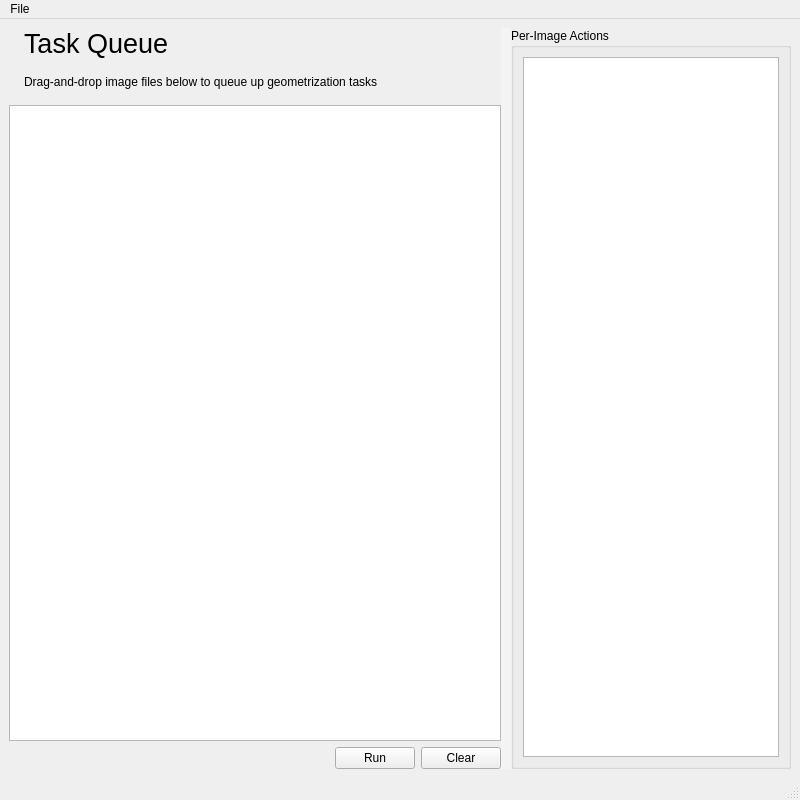
Qt form geometrize/dialog/taskqueuewindow.ui (Tw1ddle/geometrize) before a commit.
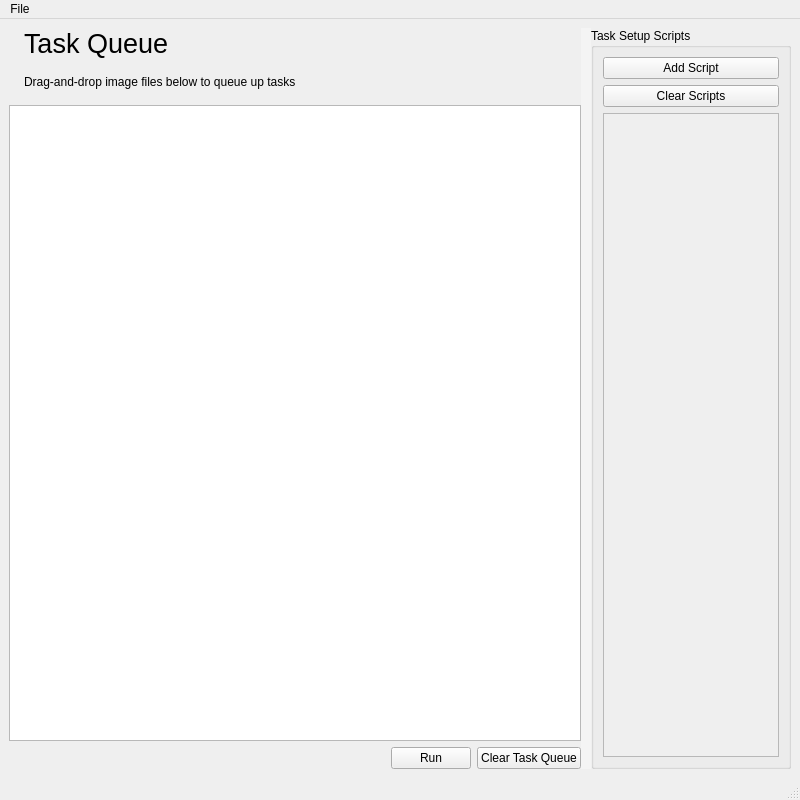
The same form after that commit. Icons and pictures are not drawn.

Commit message: Tweak task queue UI

Diff of the .ui file:
```diff
--- a/geometrize/dialog/taskqueuewindow.ui
+++ b/geometrize/dialog/taskqueuewindow.ui
@@ -177,7 +177,7 @@
             <item>
              <widget class="QLabel" name="label">
               <property name="text">
-               <string>Drag-and-drop image files below to queue up geometrization tasks</string>
+               <string>Drag-and-drop image files below to queue up tasks</string>
               </property>
              </widget>
             </item>
@@ -217,7 +217,7 @@
           <item>
            <widget class="QPushButton" name="clearQueueButton">
             <property name="text">
-             <string>Clear</string>
+             <string>Clear Task Queue</string>
             </property>
            </widget>
           </item>
@@ -236,11 +236,44 @@
         <item>
          <widget class="QGroupBox" name="actionGroupBox">
           <property name="title">
-           <string>Per-Image Actions</string>
+           <string>Task Setup Scripts</string>
           </property>
           <layout class="QVBoxLayout" name="verticalLayout_6">
            <item>
-            <widget class="QTextBrowser" name="textBrowser"/>
+            <widget class="QPushButton" name="addScriptButton">
+             <property name="text">
+              <string>Add Script</string>
+             </property>
+            </widget>
+           </item>
+           <item>
+            <widget class="QPushButton" name="clearScriptsButton">
+             <property name="text">
+              <string>Clear Scripts</string>
+             </property>
+            </widget>
+           </item>
+           <item>
+            <widget class="QScrollArea" name="taskQueueScriptsScrollArea">
+             <property name="widgetResizable">
+              <bool>true</bool>
+             </property>
+             <widget class="QWidget" name="taskQueueScriptsScrollWidgetContents">
+              <property name="geometry">
+               <rect>
+                <x>0</x>
+                <y>0</y>
+                <width>254</width>
+                <height>624</height>
+               </rect>
+              </property>
+              <layout class="QVBoxLayout" name="verticalLayout_9">
+               <item>
+                <layout class="QVBoxLayout" name="taskQueueScriptsContainer"/>
+               </item>
+              </layout>
+             </widget>
+            </widget>
            </item>
           </layout>
          </widget>
```
Left out of the diff: 16 changed lines with no effect on the pictures.
